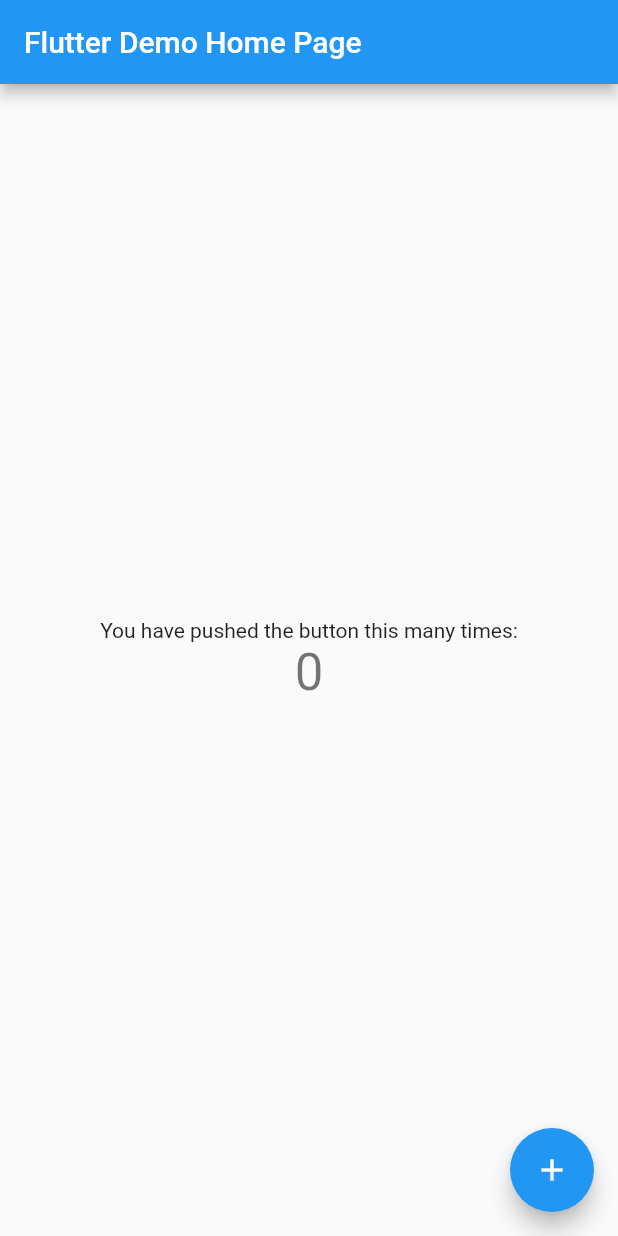
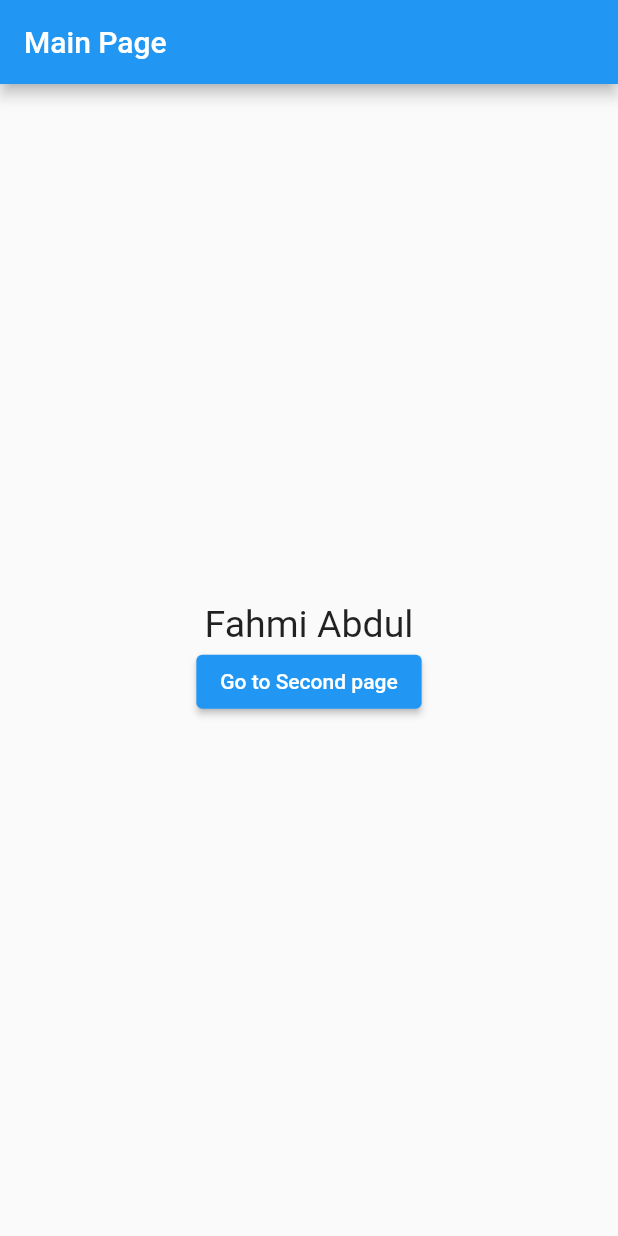
Before and after one commit to fahmi54321/flutter_riverpod_learn, a Flutter app: the screen it shows after launch, on a phone screen of 412 x 824 dp. Run offline on Flutter 3.47's test engine with Material 2 defaults, Android fonts, the phone set to English and light mode, and no system bars; our stand-ins replace flutter_riverpod.

Commit message:
provider dan ref

```diff
--- a/lib/main.dart
+++ b/lib/main.dart
@@ -1,7 +1,13 @@
 import 'package:flutter/material.dart';
+import 'package:flutter_riverpod/flutter_riverpod.dart';
+import 'package:flutter_riverpod_learn/main_page.dart';
 
 void main() {
-  runApp(const MyApp());
+  runApp(
+    const ProviderScope(
+      child: MyApp(),
+    ),
+  );
 }
 
 class MyApp extends StatelessWidget {
@@ -13,103 +19,9 @@ class MyApp extends StatelessWidget {
     return MaterialApp(
       title: 'Flutter Demo',
       theme: ThemeData(
-        // This is the theme of your application.
-        //
-        // Try running your application with "flutter run". You'll see the
-        // application has a blue toolbar. Then, without quitting the app, try
-        // changing the primarySwatch below to Colors.green and then invoke
-        // "hot reload" (press "r" in the console where you ran "flutter run",
-        // or simply save your changes to "hot reload" in a Flutter IDE).
-        // Notice that the counter didn't reset back to zero; the application
-        // is not restarted.
         primarySwatch: Colors.blue,
       ),
-      home: const MyHomePage(title: 'Flutter Demo Home Page'),
+      home: const MainPage(),
     );
   }
 }
-
-class MyHomePage extends StatefulWidget {
-  const MyHomePage({super.key, required this.title});
-
-  // This widget is the home page of your application. It is stateful, meaning
-  // that it has a State object (defined below) that contains fields that affect
-  // how it looks.
-
-  // This class is the configuration for the state. It holds the values (in this
-  // case the title) provided by the parent (in this case the App widget) and
-  // used by the build method of the State. Fields in a Widget subclass are
-  // always marked "final".
-
-  final String title;
-
-  @override
-  State<MyHomePage> createState() => _MyHomePageState();
-}
-
-class _MyHomePageState extends State<MyHomePage> {
-  int _counter = 0;
-
-  void _incrementCounter() {
-    setState(() {
-      // This call to setState tells the Flutter framework that something has
-      // changed in this State, which causes it to rerun the build method below
-      // so that the display can reflect the updated values. If we changed
-      // _counter without calling setState(), then the build method would not be
-      // called again, and so nothing would appear to happen.
-      _counter++;
-    });
-  }
-
-  @override
-  Widget build(BuildContext context) {
-    // This method is rerun every time setState is called, for instance as done
-    // by the _incrementCounter method above.
-    //
-    // The Flutter framework has been optimized to make rerunning build methods
-    // fast, so that you can just rebuild anything that needs updating rather
-    // than having to individually change instances of widgets.
-    return Scaffold(
-      appBar: AppBar(
-        // Here we take the value from the MyHomePage object that was created by
-        // the App.build method, and use it to set our appbar title.
-        title: Text(widget.title),
-      ),
-      body: Center(
-        // Center is a layout widget. It takes a single child and positions it
-        // in the middle of the parent.
-        child: Column(
-          // Column is also a layout widget. It takes a list of children and
-          // arranges them vertically. By default, it sizes itself to fit its
-          // children horizontally, and tries to be as tall as its parent.
-          //
-          // Invoke "debug painting" (press "p" in the console, choose the
-          // "Toggle Debug Paint" action from the Flutter Inspector in Android
-          // Studio, or the "Toggle Debug Paint" command in Visual Studio Code)
-          // to see the wireframe for each widget.
-          //
-          // Column has various properties to control how it sizes itself and
-          // how it positions its children. Here we use mainAxisAlignment to
-          // center the children vertically; the main axis here is the vertical
-          // axis because Columns are vertical (the cross axis would be
-          // horizontal).
-          mainAxisAlignment: MainAxisAlignment.center,
-          children: <Widget>[
-            const Text(
-              'You have pushed the button this many times:',
-            ),
-            Text(
-              '$_counter',
-              style: Theme.of(context).textTheme.headline4,
-            ),
-          ],
-        ),
-      ),
-      floatingActionButton: FloatingActionButton(
-        onPressed: _incrementCounter,
-        tooltip: 'Increment',
-        child: const Icon(Icons.add),
-      ), // This trailing comma makes auto-formatting nicer for build methods.
-    );
-  }
-}
--- /dev/null
+++ b/lib/main_page.dart
@@ -0,0 +1,79 @@
+import 'package:flutter/material.dart';
+import 'package:flutter_riverpod/flutter_riverpod.dart';
+import 'package:flutter_riverpod_learn/provider.dart';
+import 'package:flutter_riverpod_learn/second_page.dart';
+
+class MainPage extends ConsumerWidget {
+  const MainPage({super.key});
+
+  @override
+  Widget build(BuildContext context, WidgetRef ref) {
+    return Scaffold(
+      appBar: AppBar(
+        title: const Text('Main Page'),
+      ),
+      body: Center(
+        child: Column(
+          mainAxisAlignment: MainAxisAlignment.center,
+          children: [
+            Text(
+              ref.watch(nameProvider),
+              style: TextStyle(fontSize: 25.0),
+            ),
+            ElevatedButton(
+              onPressed: () {
+                Navigator.push(
+                  context,
+                  MaterialPageRoute(
+                    builder: (context) => SecondPage(),
+                  ),
+                );
+              },
+              child: const Text('Go to Second page'),
+            ),
+          ],
+        ),
+      ),
+    );
+  }
+}
+
+// class MainPage extends ConsumerStatefulWidget {
+//   const MainPage({super.key});
+
+//   @override
+//   ConsumerState<MainPage> createState() => _MainPageState();
+// }
+
+// class _MainPageState extends ConsumerState<MainPage> {
+//   @override
+//   Widget build(BuildContext context) {
+//     return Scaffold(
+//       appBar: AppBar(
+//         title: const Text('Main Page'),
+//       ),
+//       body: Center(
+//         child: Column(
+//           mainAxisAlignment: MainAxisAlignment.center,
+//           children: [
+//             Text(
+//               ref.watch(nameProvider),
+//               style: TextStyle(fontSize: 25.0),
+//             ),
+//             ElevatedButton(
+//               onPressed: () {
+//                 Navigator.push(
+//                   context,
+//                   MaterialPageRoute(
+//                     builder: (context) => SecondPage(),
+//                   ),
+//                 );
+//               },
+//               child: const Text('Go to Second page'),
+//             ),
+//           ],
+//         ),
+//       ),
+//     );
+//   }
+// }
--- /dev/null
+++ b/lib/provider.dart
@@ -0,0 +1,9 @@
+import 'package:flutter_riverpod/flutter_riverpod.dart';
+
+final nameProvider = Provider(
+  (ref) => 'Fahmi Abdul',
+);
+
+final greetingProvider = Provider(
+  (ref) => 'Hello ${ref.watch(nameProvider)}',
+);
```
Also changed, not shown: lib/second_page.dart (added, +68 -0 lines).
